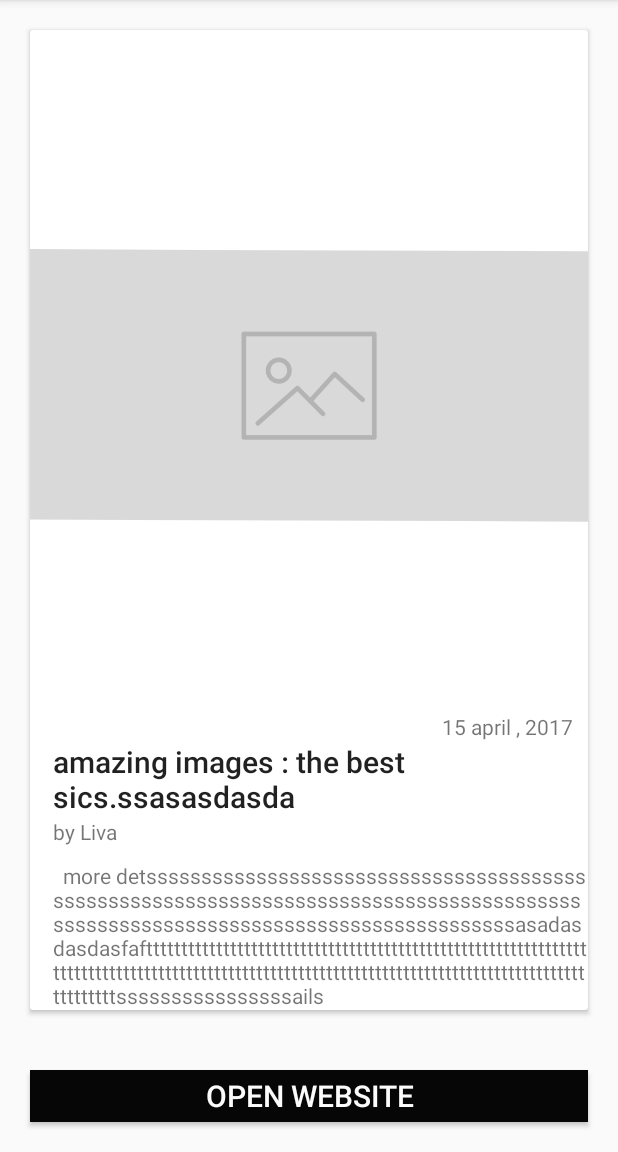
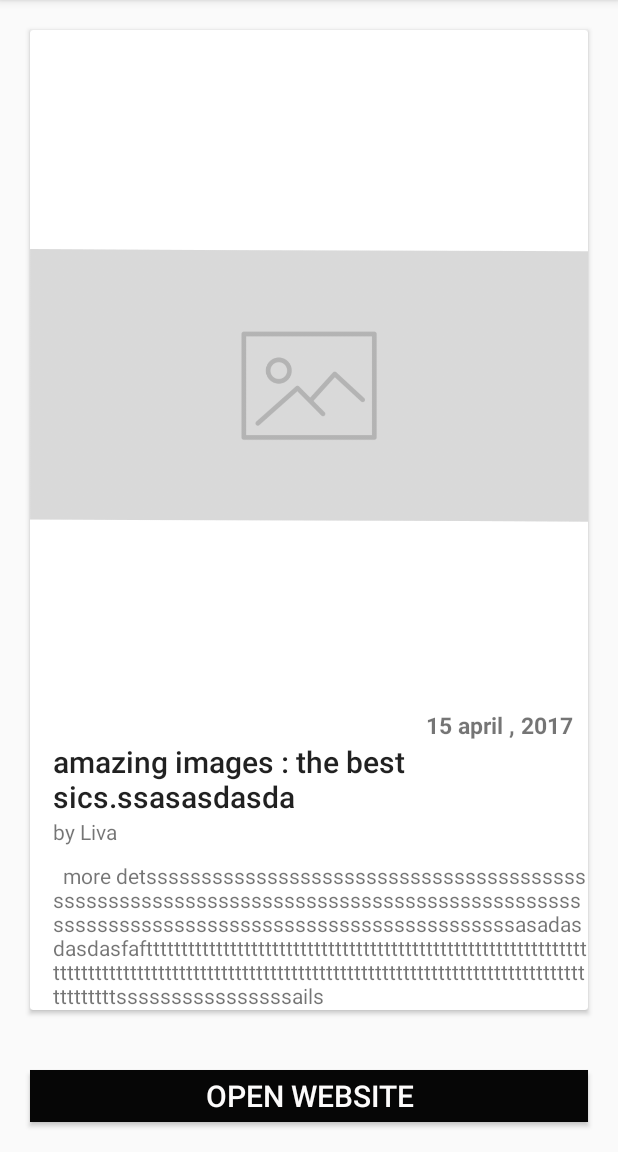
Before and after one commit to Ahmed0093/NewsFeedTask, an Android app: the ArticleDetailsActivity screen opened directly, with no data from a screen before it, on a phone screen of 412 x 824 dp, the part 84-1236 px from its top. Run offline under Robolectric (Android 15) with nearby library versions, the phone set to English and light mode, and no system bars; network calls fail; pictures from the network do not load; 5 statements that could not run were skipped.

```diff
--- a/app/src/main/res/layout/activity_details_article.xml
+++ b/app/src/main/res/layout/activity_details_article.xml
@@ -2,14 +2,16 @@
     android:layout_width="match_parent"
     android:layout_height="wrap_content"
     android:orientation="horizontal">
-    <include layout="@layout/toolbar"
-        android:id="@+id/article_detail_appbar"/>
+
+    <include
+        android:id="@+id/article_detail_appbar"
+        layout="@layout/toolbar" />
 
     <android.support.v7.widget.CardView xmlns:android="http://schemas.android.com/apk/res/android"
-      android:layout_below="@+id/article_detail_appbar"
         android:id="@+id/news_feed_container"
         android:layout_width="match_parent"
         android:layout_height="wrap_content"
+        android:layout_below="@+id/article_detail_appbar"
         android:layout_margin="20dp"
         android:orientation="horizontal">
 
@@ -35,7 +37,9 @@
                     android:layout_height="wrap_content"
                     android:layout_gravity="bottom|right"
                     android:layout_marginRight="10dp"
-                    android:text="15 april , 2017" />
+                    android:text="15 april , 2017"
+                    android:textSize="15sp"
+                    android:textStyle="bold" />
             </FrameLayout>
 
             <LinearLayout
@@ -73,15 +77,16 @@
         </RelativeLayout>
 
     </android.support.v7.widget.CardView>
+
     <Button
         android:id="@+id/button_webview"
         android:layout_width="match_parent"
         android:layout_height="wrap_content"
         android:layout_below="@id/news_feed_container"
+        android:layout_margin="20dp"
         android:background="@color/black"
-        android:textSize="20sp"
         android:text="@string/button_text"
         android:textColor="@color/white"
-        android:layout_margin="20dp"/>
+        android:textSize="20sp" />
 
 </RelativeLayout>
```
Also changed, not shown: app/src/main/java/com/development/task/newsfeedtask/Adapter/NewsAdapter.java (+6 -15 lines), app/src/main/java/com/development/task/newsfeedtask/ArticleDetailsActivity.java (+2 -16 lines), app/src/main/java/com/development/task/newsfeedtask/helper/DateHelper.java (added, +27 -0 lines).
